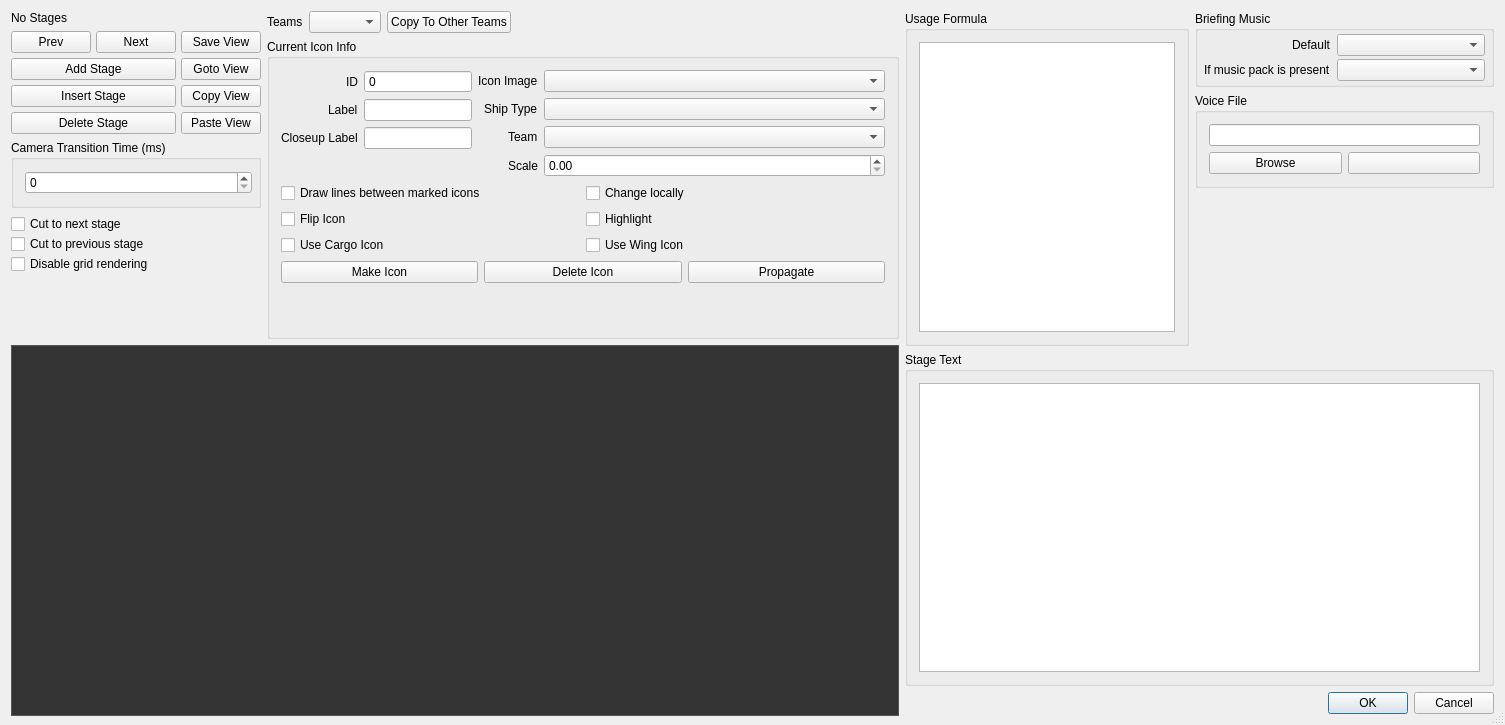
scp-fs2open/fs2open.github.com, file qtfred/ui/BriefingEditorDialog.ui: the form before one commit.
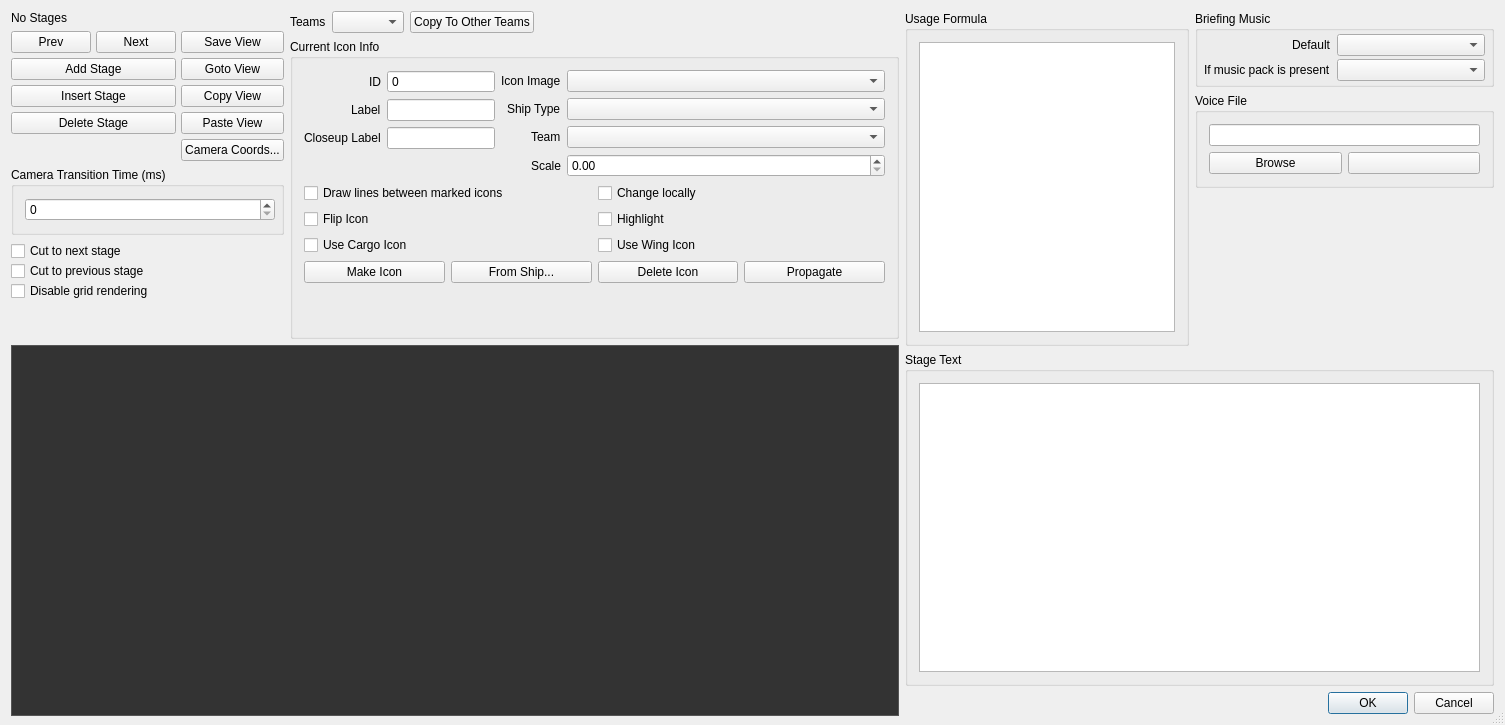
The form after the commit. Icons and pictures are not drawn. Custom widgets are drawn as their Qt base class.

Commit message: render briefing map using in game methods

The edit to the form file:
```diff
--- a/qtfred/ui/BriefingEditorDialog.ui
+++ b/qtfred/ui/BriefingEditorDialog.ui
@@ -105,6 +105,16 @@
              </property>
             </widget>
            </item>
+           <item row="4" column="2">
+            <widget class="QPushButton" name="cameraCoordinatesButton">
+             <property name="text">
+              <string>Camera Coords...</string>
+             </property>
+             <property name="autoDefault">
+              <bool>false</bool>
+             </property>
+            </widget>
+           </item>
            <item row="0" column="2">
             <widget class="QPushButton" name="saveViewButton">
              <property name="maximumSize">
@@ -447,6 +457,16 @@
                 </property>
                </widget>
               </item>
+              <item>
+               <widget class="QPushButton" name="makeIconFromShipButton">
+                <property name="text">
+                 <string>From Ship...</string>
+                </property>
+                <property name="autoDefault">
+                 <bool>false</bool>
+                </property>
+               </widget>
+              </item>
               <item>
                <widget class="QPushButton" name="deleteIconButton">
                 <property name="text">
```
The commit also changes 15 other files.
